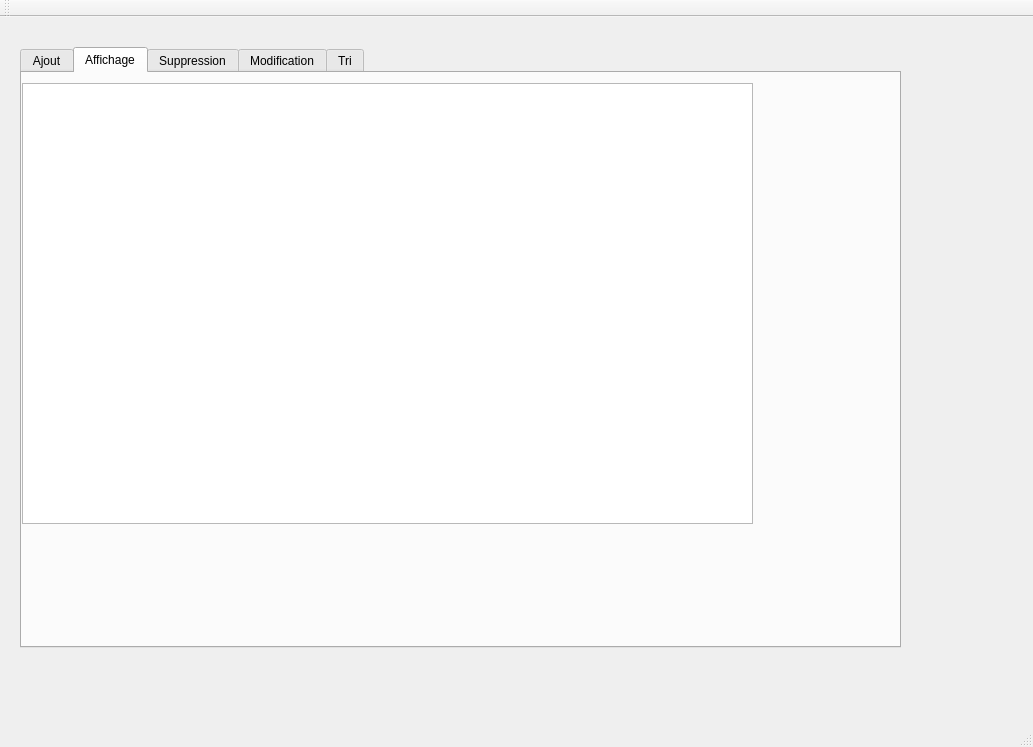
This is mainwindow.ui in razanraddadi/smart_radio_2a38 as Qt 5 draws it before an edit. The edited form follows.
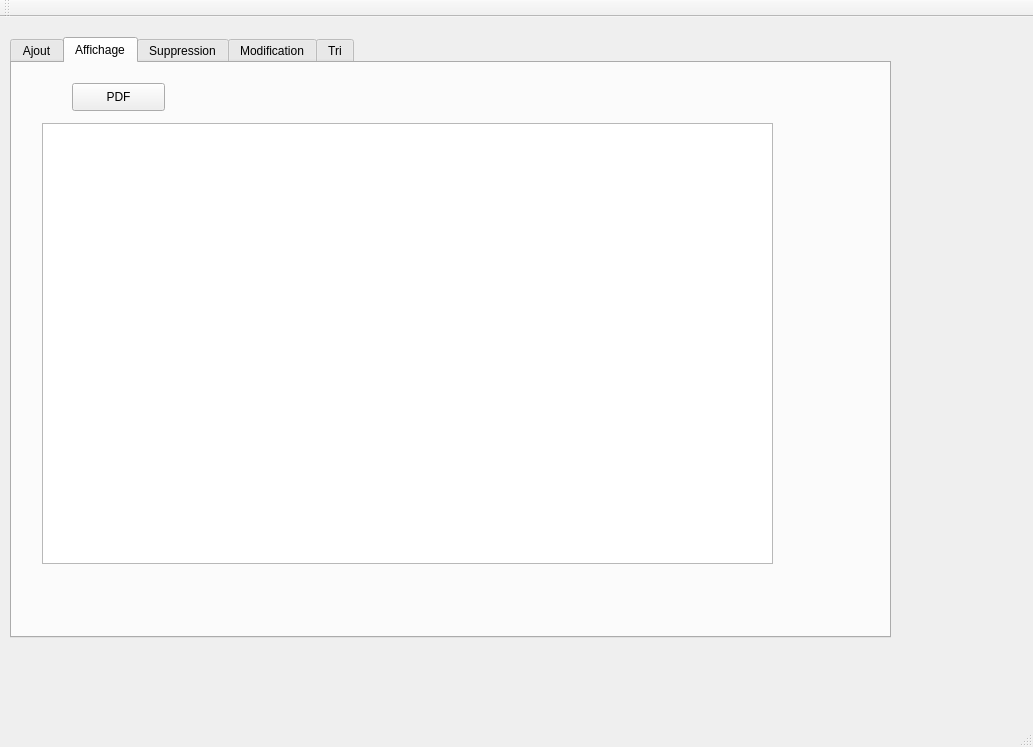
This is the edited form. The open tabs and pages were chosen to show the change.

What changed in the file:
```diff
--- a/mainwindow.ui
+++ b/mainwindow.ui
@@ -17,8 +17,8 @@
    <widget class="QTabWidget" name="tabWidget">
     <property name="geometry">
      <rect>
-      <x>20</x>
-      <y>30</y>
+      <x>10</x>
+      <y>20</y>
       <width>881</width>
       <height>601</height>
      </rect>
@@ -179,13 +179,26 @@
      <widget class="QTableView" name="table">
       <property name="geometry">
        <rect>
-        <x>0</x>
-        <y>10</y>
+        <x>30</x>
+        <y>60</y>
         <width>731</width>
         <height>441</height>
        </rect>
       </property>
      </widget>
+     <widget class="QPushButton" name="pdf">
+      <property name="geometry">
+       <rect>
+        <x>60</x>
+        <y>20</y>
+        <width>93</width>
+        <height>28</height>
+       </rect>
+      </property>
+      <property name="text">
+       <string>PDF</string>
+      </property>
+     </widget>
     </widget>
     <widget class="QWidget" name="tab_3">
      <attribute name="title">
```
Left out of the diff: 2 changed lines with no effect on the pictures.
